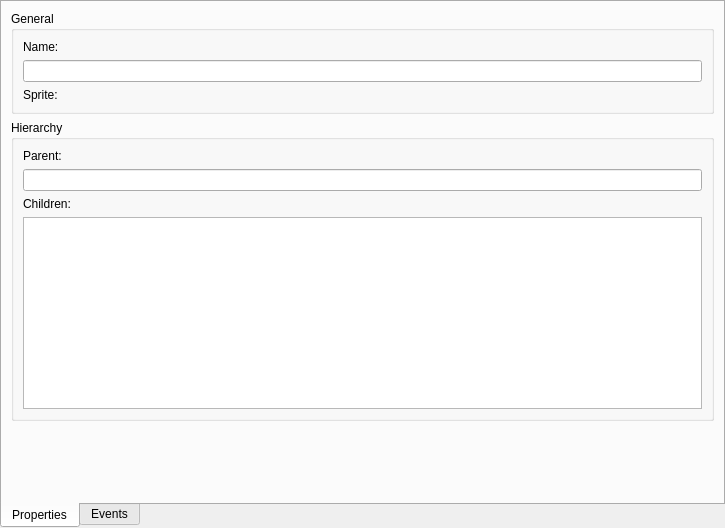
The window that editors/objecteditor.ui (GameMakerLinux/GameMakerLinux) describes before a commit, drawn with Qt 5.
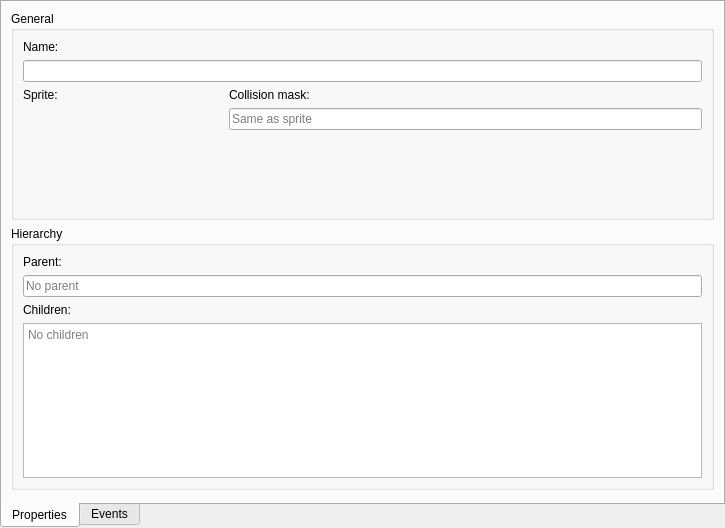
The same window after the commit.

Commit message: start of the sprites

The edit to the form file:
```diff
--- a/editors/objecteditor.ui
+++ b/editors/objecteditor.ui
@@ -38,11 +38,106 @@
         <widget class="QLineEdit" name="nameLineEdit"/>
        </item>
        <item>
-        <widget class="QLabel" name="label_2">
-         <property name="text">
-          <string>Sprite:</string>
-         </property>
-        </widget>
+        <layout class="QHBoxLayout" name="horizontalLayout_2">
+         <item>
+          <layout class="QVBoxLayout" name="verticalLayout_4">
+           <item>
+            <widget class="QLabel" name="label_2">
+             <property name="minimumSize">
+              <size>
+               <width>200</width>
+               <height>0</height>
+              </size>
+             </property>
+             <property name="text">
+              <string>Sprite:</string>
+             </property>
+            </widget>
+           </item>
+           <item>
+            <widget class="QLabel" name="spriteViewer">
+             <property name="sizePolicy">
+              <sizepolicy hsizetype="Fixed" vsizetype="Fixed">
+               <horstretch>0</horstretch>
+               <verstretch>0</verstretch>
+              </sizepolicy>
+             </property>
+             <property name="minimumSize">
+              <size>
+               <width>100</width>
+               <height>100</height>
+              </size>
+             </property>
+             <property name="maximumSize">
+              <size>
+               <width>100</width>
+               <height>100</height>
+              </size>
+             </property>
+             <property name="autoFillBackground">
+              <bool>false</bool>
+             </property>
+             <property name="text">
+              <string/>
+             </property>
+            </widget>
+           </item>
+           <item>
+            <spacer name="verticalSpacer_3">
+             <property name="orientation">
+              <enum>Qt::Vertical</enum>
+             </property>
+             <property name="sizeHint" stdset="0">
+              <size>
+               <width>20</width>
+               <height>0</height>
+              </size>
+             </property>
+            </spacer>
+           </item>
+          </layout>
+         </item>
+         <item>
+          <layout class="QVBoxLayout" name="verticalLayout_5">
+           <item>
+            <widget class="QLabel" name="label_6">
+             <property name="text">
+              <string>Collision mask:</string>
+             </property>
+            </widget>
+           </item>
+           <item>
+            <widget class="QLineEdit" name="lineEdit">
+             <property name="sizePolicy">
+              <sizepolicy hsizetype="Preferred" vsizetype="Fixed">
+               <horstretch>0</horstretch>
+               <verstretch>0</verstretch>
+              </sizepolicy>
+             </property>
+             <property name="readOnly">
+              <bool>true</bool>
+             </property>
+             <property name="placeholderText">
+              <string>Same as sprite</string>
+             </property>
+            </widget>
+           </item>
+           <item>
+            <spacer name="verticalSpacer_2">
+             <property name="orientation">
+              <enum>Qt::Vertical</enum>
+             </property>
+             <property name="sizeHint" stdset="0">
+              <size>
+               <width>20</width>
+               <height>0</height>
+              </size>
+             </property>
+            </spacer>
+           </item>
+          </layout>
+         </item>
+        </layout>
        </item>
       </layout>
      </widget>
@@ -65,6 +160,9 @@
          <property name="readOnly">
           <bool>true</bool>
          </property>
+         <property name="placeholderText">
+          <string>No parent</string>
+         </property>
         </widget>
        </item>
        <item>
@@ -79,6 +177,9 @@
          <property name="readOnly">
           <bool>true</bool>
          </property>
+         <property name="placeholderText">
+          <string>No children</string>
+         </property>
         </widget>
        </item>
       </layout>
```
The commit also changes 13 other files.
